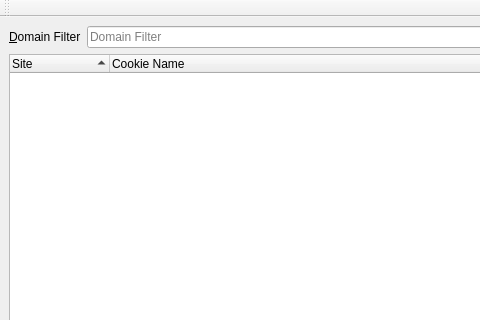
The window that 2.x/UI/dooble_cookies_window.ui (textbrowser/dooble) describes before a commit, drawn with Qt 5; both pictures show x 0 to 480 and y 0 to 320 of the 1100 by 600 pixel window.
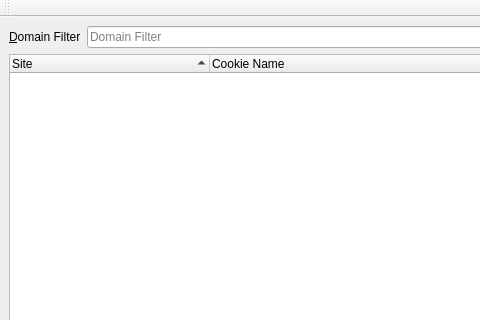
The same window after the commit. Icons and pictures are not drawn. Custom widgets are drawn as their Qt base class.

Commit message: Column widths. New widgets.

```diff
--- a/2.x/UI/dooble_cookies_window.ui
+++ b/2.x/UI/dooble_cookies_window.ui
@@ -66,6 +66,9 @@
       <property name="animated">
        <bool>true</bool>
       </property>
+      <attribute name="headerDefaultSectionSize">
+       <number>200</number>
+      </attribute>
       <column>
        <property name="text">
         <string>Site</string>
```
The commit also changes 5 other files.
